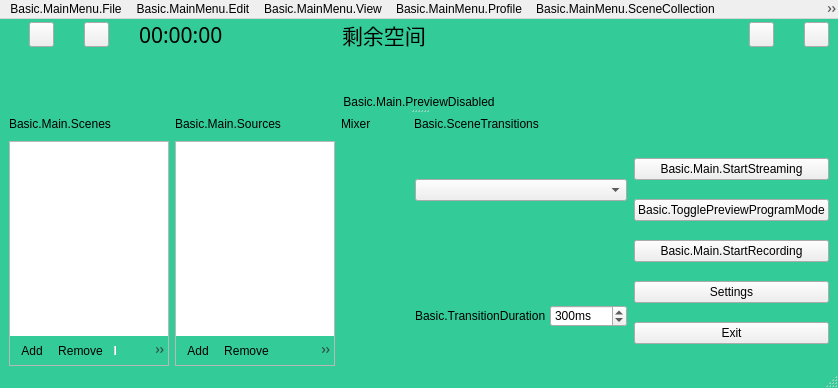
This is obs/forms/OBSBasic.ui in sunwenjieIT/wenjie-obs-personal as Qt 5 draws it before an edit. The edited form follows.
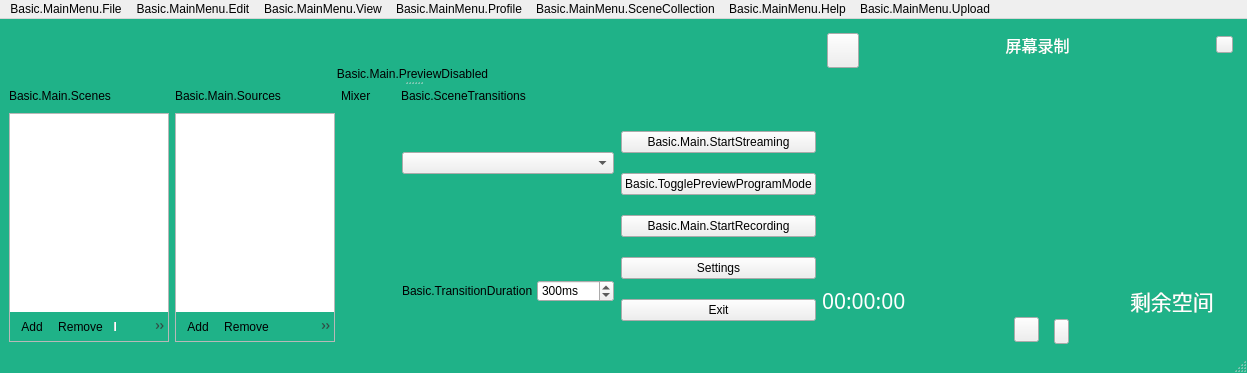
This is the edited form. Icons and pictures are not drawn. Custom widgets are drawn as their Qt base class.

Patch:
```diff
--- a/obs/forms/OBSBasic.ui
+++ b/obs/forms/OBSBasic.ui
@@ -7,8 +7,8 @@
    <rect>
     <x>0</x>
     <y>0</y>
-    <width>838</width>
-    <height>388</height>
+    <width>1247</width>
+    <height>373</height>
    </rect>
   </property>
   <property name="sizePolicy">
@@ -31,157 +31,11 @@
     <normaloff>:/res/images/obs.png</normaloff>:/res/images/obs.png</iconset>
   </property>
   <property name="styleSheet">
-   <string notr="true">#OBSBasic {background-color: rgb(51, 204, 153);}</string>
+   <string notr="true">#OBSBasic {background-color: rgb(31, 178, 136);}
+</string>
   </property>
   <widget class="QWidget" name="centralwidget">
-   <layout class="QVBoxLayout" name="verticalLayout_2">
-    <property name="topMargin">
-     <number>0</number>
-    </property>
-    <property name="bottomMargin">
-     <number>0</number>
-    </property>
-    <item>
-     <layout class="QHBoxLayout" name="horizontalLayout">
-      <property name="spacing">
-       <number>30</number>
-      </property>
-      <property name="leftMargin">
-       <number>20</number>
-      </property>
-      <property name="rightMargin">
-       <number>0</number>
-      </property>
-      <item>
-       <widget class="QPushButton" name="recordButton_view">
-        <property name="minimumSize">
-         <size>
-          <width>25</width>
-          <height>25</height>
-         </size>
-        </property>
-        <property name="maximumSize">
-         <size>
-          <width>25</width>
-          <height>25</height>
-         </size>
-        </property>
-        <property name="text">
-         <string/>
-        </property>
-       </widget>
-      </item>
-      <item>
-       <widget class="QPushButton" name="resumeButton_view">
-        <property name="minimumSize">
-         <size>
-          <width>25</width>
-          <height>25</height>
-         </size>
-        </property>
-        <property name="maximumSize">
-         <size>
-          <width>25</width>
-          <height>25</height>
-         </size>
-        </property>
-        <property name="styleSheet">
-         <string notr="true">border-image: url(:/view/images/view/pause.png);</string>
-        </property>
-        <property name="text">
-         <string/>
-        </property>
-       </widget>
-      </item>
-      <item>
-       <widget class="QLabel" name="timeSession">
-        <property name="font">
-         <font>
-          <family>Agency FB</family>
-          <pointsize>16</pointsize>
-         </font>
-        </property>
-        <property name="text">
-         <string>00:00:00</string>
-        </property>
-       </widget>
-      </item>
-      <item>
-       <widget class="QLabel" name="freeSpace">
-        <property name="minimumSize">
-         <size>
-          <width>40</width>
-          <height>0</height>
-         </size>
-        </property>
-        <property name="font">
-         <font>
-          <family>Agency FB</family>
-          <pointsize>16</pointsize>
-         </font>
-        </property>
-        <property name="text">
-         <string>剩余空间</string>
-        </property>
-       </widget>
-      </item>
-      <item>
-       <widget class="QWidget" name="horizontalWidget" native="true">
-        <property name="minimumSize">
-         <size>
-          <width>50</width>
-          <height>0</height>
-         </size>
-        </property>
-        <layout class="QHBoxLayout" name="horizontalLayout_5"/>
-       </widget>
-      </item>
-      <item>
-       <widget class="QPushButton" name="settingsButton_view">
-        <property name="minimumSize">
-         <size>
-          <width>25</width>
-          <height>25</height>
-         </size>
-        </property>
-        <property name="maximumSize">
-         <size>
-          <width>25</width>
-          <height>25</height>
-         </size>
-        </property>
-        <property name="styleSheet">
-         <string notr="true">border-image: url(:/res/images/obs.png);</string>
-        </property>
-        <property name="text">
-         <string/>
-        </property>
-       </widget>
-      </item>
-      <item>
-       <widget class="QPushButton" name="exitButton_view">
-        <property name="minimumSize">
-         <size>
-          <width>25</width>
-          <height>25</height>
-         </size>
-        </property>
-        <property name="maximumSize">
-         <size>
-          <width>25</width>
-          <height>25</height>
-         </size>
-        </property>
-        <property name="styleSheet">
-         <string notr="true">border-image: url(:/res/images/YDB_close.png);</string>
-        </property>
-        <property name="text">
-         <string/>
-        </property>
-       </widget>
-      </item>
-     </layout>
-    </item>
+   <layout class="QHBoxLayout" name="horizontalLayout_10">
     <item>
      <widget class="QSplitter" name="mainSplitter">
       <property name="orientation">
@@ -865,6 +719,271 @@
       </widget>
      </widget>
     </item>
+    <item>
+     <layout class="QVBoxLayout" name="verticalLayout_2">
+      <property name="spacing">
+       <number>0</number>
+      </property>
+      <item>
+       <layout class="QGridLayout" name="gridLayout">
+        <property name="sizeConstraint">
+         <enum>QLayout::SetDefaultConstraint</enum>
+        </property>
+        <property name="leftMargin">
+         <number>5</number>
+        </property>
+        <property name="topMargin">
+         <number>5</number>
+        </property>
+        <property name="rightMargin">
+         <number>5</number>
+        </property>
+        <property name="bottomMargin">
+         <number>5</number>
+        </property>
+        <item row="0" column="2">
+         <widget class="QLabel" name="label">
+          <property name="font">
+           <font>
+            <pointsize>12</pointsize>
+           </font>
+          </property>
+          <property name="layoutDirection">
+           <enum>Qt::LeftToRight</enum>
+          </property>
+          <property name="styleSheet">
+           <string notr="true">color:white;</string>
+          </property>
+          <property name="text">
+           <string>屏幕录制</string>
+          </property>
+          <property name="alignment">
+           <set>Qt::AlignHCenter|Qt::AlignTop</set>
+          </property>
+         </widget>
+        </item>
+        <item row="0" column="1" rowspan="2">
+         <widget class="QPushButton" name="settingsButton_view">
+          <property name="sizePolicy">
+           <sizepolicy hsizetype="Minimum" vsizetype="Fixed">
+            <horstretch>0</horstretch>
+            <verstretch>0</verstretch>
+           </sizepolicy>
+          </property>
+          <property name="minimumSize">
+           <size>
+            <width>32</width>
+            <height>35</height>
+           </size>
+          </property>
+          <property name="maximumSize">
+           <size>
+            <width>32</width>
+            <height>35</height>
+           </size>
+          </property>
+          <property name="cursor">
+           <cursorShape>PointingHandCursor</cursorShape>
+          </property>
+          <property name="styleSheet">
+           <string notr="true">border-image: url(:/ydb/images/YDB/logo.png);</string>
+          </property>
+          <property name="inputMethodHints">
+           <set>Qt::ImhHiddenText</set>
+          </property>
+          <property name="text">
+           <string/>
+          </property>
+          <property name="iconSize">
+           <size>
+            <width>40</width>
+            <height>40</height>
+           </size>
+          </property>
+         </widget>
+        </item>
+        <item row="0" column="3">
+         <widget class="QPushButton" name="exitButton_view">
+          <property name="enabled">
+           <bool>true</bool>
+          </property>
+          <property name="minimumSize">
+           <size>
+            <width>17</width>
+            <height>17</height>
+           </size>
+          </property>
+          <property name="maximumSize">
+           <size>
+            <width>17</width>
+            <height>17</height>
+           </size>
+          </property>
+          <property name="styleSheet">
+           <string notr="true">border-image: url(:/ydb/images/YDB/mini-close.png);</string>
+          </property>
+          <property name="text">
+           <string/>
+          </property>
+          <property name="autoDefault">
+           <bool>true</bool>
+          </property>
+         </widget>
+        </item>
+        <item row="2" column="1">
+         <spacer name="verticalSpacer">
+          <property name="orientation">
+           <enum>Qt::Vertical</enum>
+          </property>
+          <property name="sizeHint" stdset="0">
+           <size>
+            <width>20</width>
+            <height>40</height>
+           </size>
+          </property>
+         </spacer>
+        </item>
+       </layout>
+      </item>
+      <item>
+       <layout class="QHBoxLayout" name="horizontalLayout_7">
+        <item>
+         <widget class="QLabel" name="timeSession">
+          <property name="font">
+           <font>
+            <family>Agency FB</family>
+            <pointsize>16</pointsize>
+           </font>
+          </property>
+          <property name="styleSheet">
+           <string notr="true">color:white;</string>
+          </property>
+          <property name="text">
+           <string>00:00:00</string>
+          </property>
+         </widget>
+        </item>
+        <item>
+         <widget class="QWidget" name="horizontalWidget" native="true">
+          <property name="minimumSize">
+           <size>
+            <width>200</width>
+            <height>0</height>
+           </size>
+          </property>
+          <layout class="QHBoxLayout" name="horizontalLayout_5"/>
+         </widget>
+        </item>
+        <item>
+         <widget class="QLabel" name="freeSpace">
+          <property name="minimumSize">
+           <size>
+            <width>40</width>
+            <height>0</height>
+           </size>
+          </property>
+          <property name="font">
+           <font>
+            <family>Agency FB</family>
+            <pointsize>16</pointsize>
+           </font>
+          </property>
+          <property name="styleSheet">
+           <string notr="true">color:white;</string>
+          </property>
+          <property name="text">
+           <string>剩余空间</string>
+          </property>
+         </widget>
+        </item>
+       </layout>
+      </item>
+      <item>
+       <layout class="QHBoxLayout" name="horizontalLayout_9">
+        <property name="spacing">
+         <number>15</number>
+        </property>
+        <item>
+         <spacer name="horizontalSpacer_2">
+          <property name="orientation">
+           <enum>Qt::Horizontal</enum>
+          </property>
+          <property name="sizeHint" stdset="0">
+           <size>
+            <width>40</width>
+            <height>20</height>
+           </size>
+          </property>
+         </spacer>
+        </item>
+        <item>
+         <widget class="QLabel" name="label_2">
+          <property name="text">
+           <string/>
+          </property>
+         </widget>
+        </item>
+        <item>
+         <widget class="QPushButton" name="recordButton_view">
+          <property name="minimumSize">
+           <size>
+            <width>25</width>
+            <height>25</height>
+           </size>
+          </property>
+          <property name="maximumSize">
+           <size>
+            <width>25</width>
+            <height>25</height>
+           </size>
+          </property>
+          <property name="styleSheet">
+           <string notr="true">border-image: url(:/ydb/images/YDB/start.png);</string>
+          </property>
+          <property name="text">
+           <string/>
+          </property>
+         </widget>
+        </item>
+        <item>
+         <widget class="QPushButton" name="resumeButton_view">
+          <property name="minimumSize">
+           <size>
+            <width>15</width>
+            <height>25</height>
+           </size>
+          </property>
+          <property name="maximumSize">
+           <size>
+            <width>15</width>
+            <height>21</height>
+           </size>
+          </property>
+          <property name="styleSheet">
+           <string notr="true">border-image: url(:/ydb/images/YDB/suspend.png);</string>
+          </property>
+          <property name="text">
+           <string/>
+          </property>
+         </widget>
+        </item>
+        <item>
+         <spacer name="horizontalSpacer_3">
+          <property name="orientation">
+           <enum>Qt::Horizontal</enum>
+          </property>
+          <property name="sizeHint" stdset="0">
+           <size>
+            <width>40</width>
+            <height>20</height>
+           </size>
+          </property>
+         </spacer>
+        </item>
+       </layout>
+      </item>
+     </layout>
+    </item>
    </layout>
   </widget>
   <widget class="QMenuBar" name="menubar">
@@ -872,7 +991,7 @@
     <rect>
      <x>0</x>
      <y>0</y>
-     <width>838</width>
+     <width>1247</width>
      <height>23</height>
     </rect>
    </property>
```
